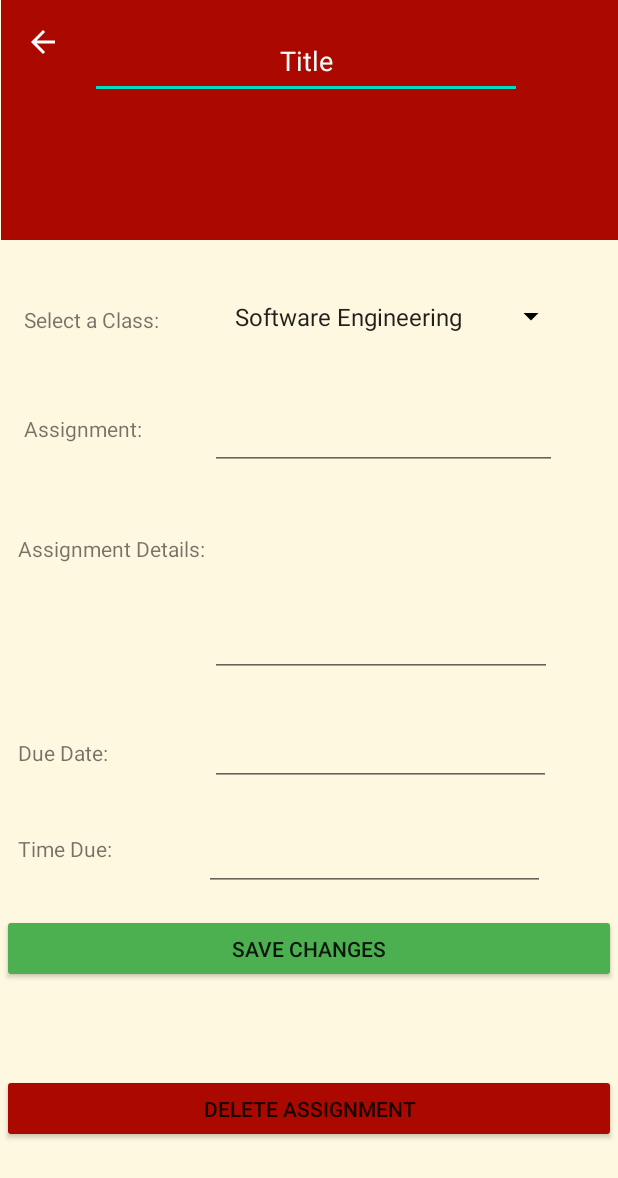
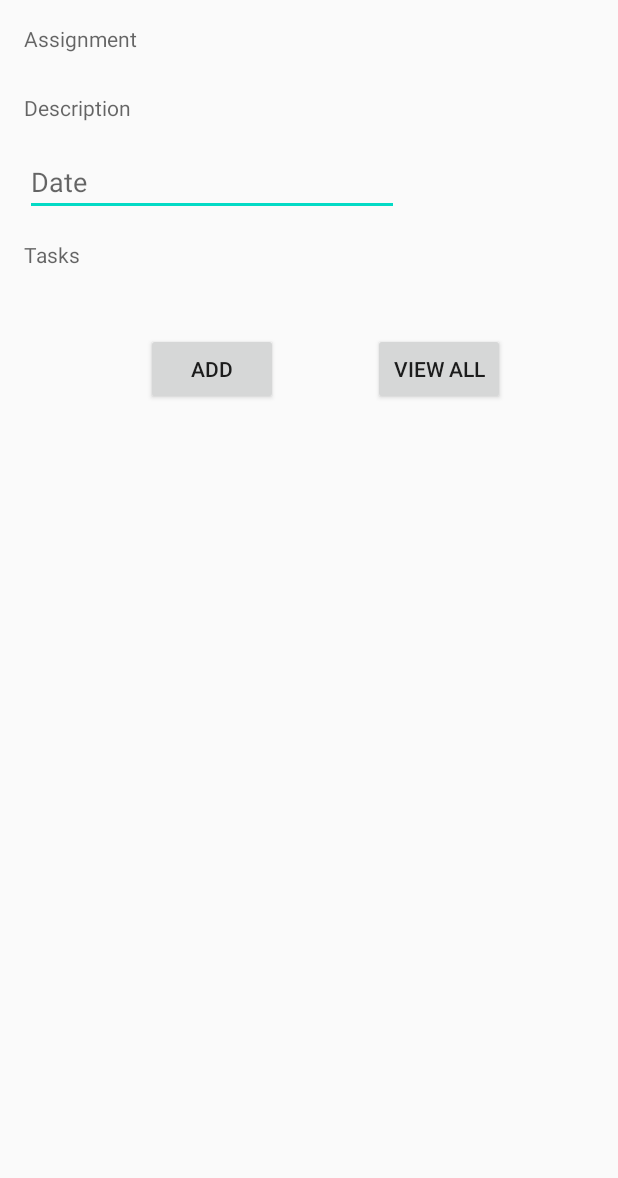
Before and after one commit to brygudino/StudentPlanner, an Android app: the layout activity_main.xml on its own in the app's theme, with its tools: preview values and no code run, on a phone screen of 412 x 824 dp. Shown: the top 1178 px of the screen. Run offline under Robolectric (Android 15) with nearby library versions, the phone set to English and light mode, and no system bars.

Commit message:
Accidental merge solution

```diff
--- a/app/src/main/java/edu/csustan/cs4950/studentplanner/MainActivity.java
+++ b/app/src/main/java/edu/csustan/cs4950/studentplanner/MainActivity.java
@@ -2,6 +2,7 @@ package edu.csustan.cs4950.studentplanner;
 
 import androidx.appcompat.app.AppCompatActivity;
 
+import android.annotation.SuppressLint;
 import android.os.Bundle;
 import android.view.View;
 import android.widget.ArrayAdapter;
@@ -25,6 +26,7 @@ public class MainActivity extends AppCompatActivity {
 
 
 
+    @SuppressLint("WrongViewCast")
     protected void onCreate(Bundle savedInstanceState) {
         super.onCreate(savedInstanceState);
         setContentView(R.layout.activity_main);
--- a/app/src/main/res/layout/activity_main.xml
+++ b/app/src/main/res/layout/activity_main.xml
@@ -1,171 +1,102 @@
 <?xml version="1.0" encoding="utf-8"?>
-<androidx.constraintlayout.widget.ConstraintLayout xmlns:android="http://schemas.android.com/apk/res/android"
+<androidx.constraintlayout.widget.ConstraintLayout
+    xmlns:android="http://schemas.android.com/apk/res/android"
     xmlns:app="http://schemas.android.com/apk/res-auto"
     xmlns:tools="http://schemas.android.com/tools"
     android:layout_width="match_parent"
     android:layout_height="match_parent"
-    android:background="#FFF8E1"
-    android:backgroundTint="#FFF8E1"
-    tools:context=".MainActivity">
+   >
 
-    <androidx.appcompat.widget.Toolbar
-        android:id="@+id/toolbar"
-        android:layout_width="411dp"
-        android:layout_height="160dp"
-        android:background="#AB0800"
-        android:backgroundTint="#AB0800"
-        android:clickable="true"
-        android:minHeight="?attr/actionBarSize"
-        android:theme="?attr/actionBarTheme"
-        app:collapseIcon="?attr/actionModeCloseDrawable"
+    <TextView
+        android:id="@+id/tb_task"
+        android:layout_width="0dp"
+        android:layout_height="30dp"
+        android:layout_marginStart="16dp"
+        android:layout_marginLeft="16dp"
+        android:layout_marginTop="16dp"
+        android:layout_marginEnd="150dp"
+        android:layout_marginRight="150dp"
+        android:hint="Tasks"
         app:layout_constraintEnd_toEndOf="parent"
+        app:layout_constraintHorizontal_bias="1.0"
         app:layout_constraintStart_toStartOf="parent"
-        app:layout_constraintTop_toTopOf="parent"
-        app:navigationIcon="?attr/actionModeCloseDrawable" />
+        app:layout_constraintTop_toBottomOf="@+id/tb_date" />
 
-    <EditText
-        android:id="@+id/editTextTextPersonName"
-        android:layout_width="288dp"
-        android:layout_height="50dp"
-        android:layout_marginStart="60dp"
+    <TextView
+        android:id="@+id/tb_assignment"
+        android:layout_width="0dp"
+        android:layout_height="30dp"
+        android:layout_marginStart="16dp"
+        android:layout_marginLeft="16dp"
         android:layout_marginTop="16dp"
-        android:ems="10"
-        android:inputType="textPersonName"
-        android:text="Title"
-        android:textAlignment="center"
-        android:textColor="#FAF9F9"
+        android:layout_marginEnd="150dp"
+        android:layout_marginRight="150dp"
+        android:hint="Assignment"
+        app:layout_constraintEnd_toEndOf="parent"
         app:layout_constraintStart_toStartOf="parent"
         app:layout_constraintTop_toTopOf="parent" />
 
     <TextView
-        android:id="@+id/textView"
+        android:id="@+id/tb_description"
+        android:layout_width="0dp"
+        android:layout_height="30dp"
+        android:layout_marginStart="16dp"
+        android:layout_marginLeft="16dp"
+        android:layout_marginTop="16dp"
+        android:layout_marginEnd="150dp"
+        android:layout_marginRight="150dp"
+        android:hint="Description"
+        app:layout_constraintEnd_toEndOf="parent"
+        app:layout_constraintHorizontal_bias="0.0"
+        app:layout_constraintStart_toStartOf="parent"
+        app:layout_constraintTop_toBottomOf="@+id/tb_assignment" />
+
+    <EditText
+        android:id="@+id/tb_date"
+        android:layout_width="249dp"
+        android:layout_height="40dp"
+        android:layout_marginTop="12dp"
+        android:layout_marginEnd="140dp"
+        android:layout_marginRight="140dp"
+        android:ems="10"
+        android:hint="Date"
+        android:inputType="number"
+        app:layout_constraintEnd_toEndOf="parent"
+        app:layout_constraintHorizontal_bias="0.727"
+        app:layout_constraintStart_toStartOf="parent"
+        app:layout_constraintTop_toBottomOf="@+id/tb_description" />
+
+    <Button
+        android:id="@+id/btn_addAssignment"
         android:layout_width="wrap_content"
         android:layout_height="wrap_content"
-        android:layout_marginStart="16dp"
-        android:layout_marginTop="203dp"
-        android:text="Select a Class:"
+        android:layout_marginTop="32dp"
+        android:layout_marginEnd="140dp"
+        android:layout_marginRight="140dp"
+        android:text="Add"
+        app:layout_constraintEnd_toEndOf="parent"
+        app:layout_constraintHorizontal_bias="0.53"
         app:layout_constraintStart_toStartOf="parent"
-        app:layout_constraintTop_toTopOf="parent" />
-
-    <Spinner
-        android:id="@+id/spinner"
-        android:layout_width="243dp"
-        android:layout_height="42dp"
-        android:layout_marginTop="190dp"
-        android:layout_marginEnd="34dp"
-        android:backgroundTint="#000000"
-        android:entries="@array/classes_array"
-        android:textAlignment="center"
-        app:layout_constraintEnd_toEndOf="parent"
-        app:layout_constraintTop_toTopOf="parent" />
+        app:layout_constraintTop_toBottomOf="@+id/tb_task" />
 
     <Button
-        android:id="@+id/button"
-        android:layout_width="409dp"
-        android:layout_height="46dp"
-        android:layout_marginStart="1dp"
-        android:layout_marginTop="669dp"
-        android:layout_marginBottom="16dp"
-        android:backgroundTint="#AB0800"
-        android:text="Delete Assignment"
-        app:layout_constraintBottom_toBottomOf="parent"
-        app:layout_constraintStart_toStartOf="parent"
-        app:layout_constraintTop_toTopOf="parent" />
-
-    <EditText
-        android:id="@+id/editTextTextMultiLine"
-        android:layout_width="228dp"
-        android:layout_height="103dp"
-        android:layout_marginStart="140dp"
-        android:layout_marginTop="348dp"
-        android:ems="10"
-        android:gravity="start|top"
-        android:inputType="textMultiLine"
-        app:layout_constraintStart_toStartOf="parent"
-        app:layout_constraintTop_toTopOf="parent" />
-
-    <TextView
-        android:id="@+id/textView2"
+        android:id="@+id/btn_viewAll"
         android:layout_width="wrap_content"
         android:layout_height="wrap_content"
-        android:layout_marginStart="12dp"
-        android:layout_marginTop="356dp"
-        android:text="Assignment Details:"
+        android:layout_marginStart="32dp"
+        android:layout_marginLeft="32dp"
+        android:text="View All"
+        app:layout_constraintEnd_toEndOf="parent"
+        app:layout_constraintHorizontal_bias="0.291"
+        app:layout_constraintStart_toEndOf="@+id/btn_addAssignment"
+        app:layout_constraintTop_toTopOf="@+id/btn_addAssignment" />
+
+    <ListView
+        android:id="@+id/lv_assignmentList"
+        android:layout_width="409dp"
+        android:layout_height="459dp"
+        app:layout_constraintEnd_toEndOf="parent"
         app:layout_constraintStart_toStartOf="parent"
-        app:layout_constraintTop_toTopOf="parent" />
-
-    <TextView
-        android:id="@+id/textView3"
-        android:layout_width="wrap_content"
-        android:layout_height="wrap_content"
-        android:layout_marginStart="12dp"
-        android:layout_marginTop="492dp"
-        android:text="Due Date:"
-        app:layout_constraintStart_toStartOf="parent"
-        app:layout_constraintTop_toTopOf="parent" />
-
-    <EditText
-        android:id="@+id/editTextDate2"
-        android:layout_width="227dp"
-        android:layout_height="44dp"
-        android:layout_marginStart="140dp"
-        android:layout_marginTop="480dp"
-        android:ems="10"
-        android:inputType="date"
-        app:layout_constraintStart_toStartOf="parent"
-        app:layout_constraintTop_toTopOf="parent" />
-
-    <EditText
-        android:id="@+id/editTextTime"
-        android:layout_width="227dp"
-        android:layout_height="46dp"
-        android:layout_marginStart="136dp"
-        android:layout_marginTop="548dp"
-        android:ems="10"
-        android:inputType="time"
-        app:layout_constraintStart_toStartOf="parent"
-        app:layout_constraintTop_toTopOf="parent" />
-
-    <TextView
-        android:id="@+id/textView4"
-        android:layout_width="wrap_content"
-        android:layout_height="wrap_content"
-        android:layout_marginStart="12dp"
-        android:layout_marginTop="556dp"
-        android:text="Time Due:"
-        app:layout_constraintStart_toStartOf="parent"
-        app:layout_constraintTop_toTopOf="parent" />
-
-    <TextView
-        android:id="@+id/textView5"
-        android:layout_width="wrap_content"
-        android:layout_height="wrap_content"
-        android:layout_marginStart="16dp"
-        android:layout_marginTop="276dp"
-        android:text="Assignment:"
-        app:layout_constraintStart_toStartOf="parent"
-        app:layout_constraintTop_toTopOf="parent" />
-
-    <EditText
-        android:id="@+id/editTextTextPersonName5"
-        android:layout_width="231dp"
-        android:layout_height="45dp"
-        android:layout_marginStart="140dp"
-        android:layout_marginTop="268dp"
-        android:ems="10"
-        android:inputType="textPersonName"
-        app:layout_constraintStart_toStartOf="parent"
-        app:layout_constraintTop_toTopOf="parent" />
-
-    <Button
-        android:id="@+id/button2"
-        android:layout_width="409dp"
-        android:layout_height="46dp"
-        android:layout_marginStart="1dp"
-        android:layout_marginTop="609dp"
-        android:backgroundTint="#4CAF50"
-        android:text="Save Changes"
-        app:layout_constraintStart_toStartOf="parent"
-        app:layout_constraintTop_toTopOf="parent" />
+        app:layout_constraintTop_toBottomOf="@+id/btn_addAssignment" />
 
 </androidx.constraintlayout.widget.ConstraintLayout>
```
